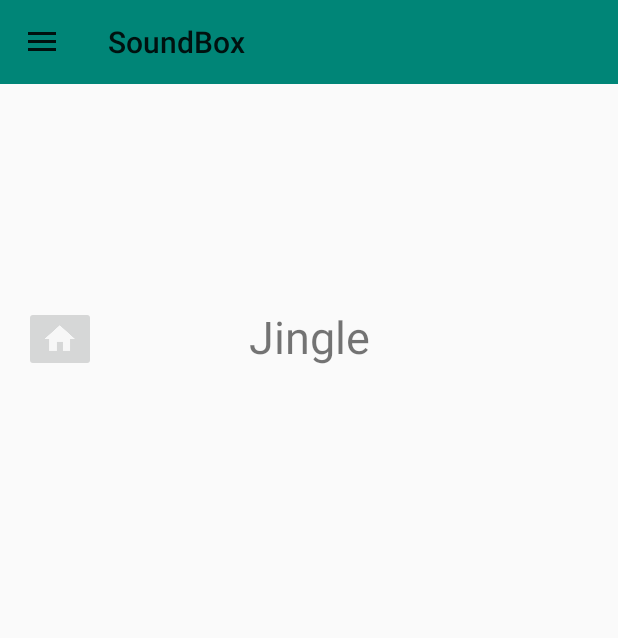
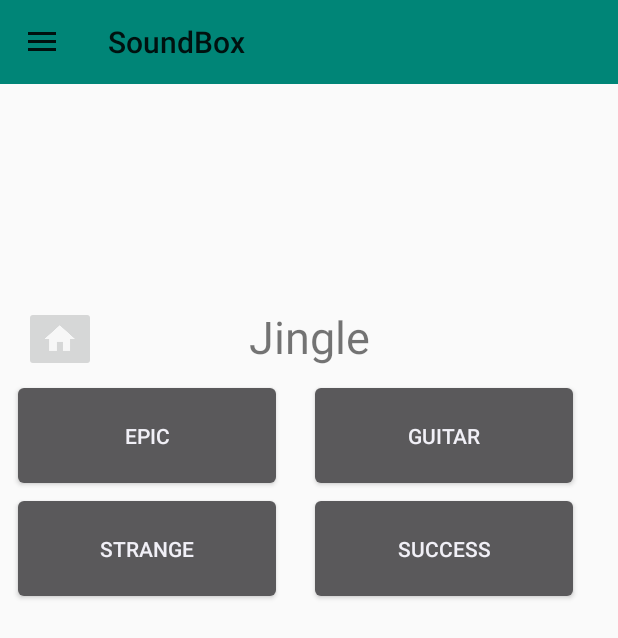
Before and after one commit to alexi-courieux/LPDAM_Android_SoundBox, an Android app: the screen it shows after launch (MainActivity), in the side drawer, after a tap on "Jingle", on a phone screen of 412 x 824 dp. Shown: the top 638 px of the screen. Run offline under Robolectric (Android 15) with nearby library versions, the phone set to English and light mode, and no system bars.

Commit message:
GridView filled with button + added new sounds + SoundAdapter

```diff
--- a/app/src/main/java/fr/iutnice/courieux/soundbox/MainActivity.kt
+++ b/app/src/main/java/fr/iutnice/courieux/soundbox/MainActivity.kt
@@ -14,6 +14,7 @@ import fr.iutnice.courieux.soundbox.fragment.FragmentCategoryJingle
 import fr.iutnice.courieux.soundbox.fragment.FragmentHome
 import fr.iutnice.courieux.soundbox.sound.Sound
 import fr.iutnice.courieux.soundbox.sound.SoundCategory
+import fr.iutnice.courieux.soundbox.sound.SoundList
 import kotlinx.android.synthetic.main.activity_main.*
 import java.lang.ClassCastException
 
@@ -26,6 +27,8 @@ class MainActivity() : AppCompatActivity() {
     companion object {
         var instance:MainActivity? = null
     }
+
+    var soundList = SoundList()
 
     //ToolBar
     val drawerToogle by lazy{
@@ -50,6 +53,14 @@ class MainActivity() : AppCompatActivity() {
         replaceFragment(FragmentHome.newInstance())
 
         Sound("cow", SoundCategory.ANIMAL, R.raw.animal_cow).play()
+        //Fill the sound list
+        soundList.add(Sound("cow", SoundCategory.ANIMAL, R.raw.animal_cow))
+        soundList.add(Sound("cat", SoundCategory.ANIMAL, R.raw.animal_cat))
+        soundList.add(Sound("dog", SoundCategory.ANIMAL, R.raw.animal_dog))
+        soundList.add(Sound("epic", SoundCategory.JINGLE, R.raw.jingle_epic))
+        soundList.add(Sound("guitar", SoundCategory.JINGLE, R.raw.jingle_guitar))
+        soundList.add(Sound("strange", SoundCategory.JINGLE, R.raw.jingle_strange))
+        soundList.add(Sound("success", SoundCategory.JINGLE, R.raw.jingle_success))
     }
 
     //ToolBar
--- /dev/null
+++ b/app/src/main/java/fr/iutnice/courieux/soundbox/adapter/SoundAdapter.kt
@@ -0,0 +1,52 @@
+package fr.iutnice.courieux.soundbox.adapter
+
+import android.content.Context
+import android.view.LayoutInflater
+import android.view.View
+import android.view.ViewGroup
+import android.widget.BaseAdapter
+import fr.iutnice.courieux.soundbox.MainActivity
+import fr.iutnice.courieux.soundbox.R
+import fr.iutnice.courieux.soundbox.sound.Sound
+import fr.iutnice.courieux.soundbox.sound.SoundList
+import kotlinx.android.synthetic.main.sound_entry.view.*
+
+//
+//class SoundAdapter(var soundList: SoundList) : BaseAdapter() {
+//    var context = MainActivity.instance
+//
+//}
+
+class SoundAdapter : BaseAdapter {
+    var soundList = ArrayList<Sound>()
+    var context: Context = MainActivity.instance!!.applicationContext
+
+    constructor(soundList: SoundList) : super() {
+        this.soundList = soundList
+    }
+
+    override fun getCount(): Int {
+        return soundList.size
+    }
+
+    override fun getItem(position: Int): Any {
+        return soundList[position]
+    }
+
+    override fun getItemId(position: Int): Long {
+        return position.toLong()
+    }
+
+    override fun getView(position: Int, convertView: View?, parent: ViewGroup?): View {
+        val sound = this.soundList[position]
+
+        var inflator = context!!.getSystemService(Context.LAYOUT_INFLATER_SERVICE) as LayoutInflater
+        var soundView = inflator.inflate(R.layout.sound_entry, null)
+        soundView.soundButton.text = sound.name
+        soundView.soundButton.setOnClickListener {
+            sound.play()
+        }
+
+        return soundView
+    }
+}
--- a/app/src/main/java/fr/iutnice/courieux/soundbox/fragment/FragmentCategoryAmbiance.kt
+++ b/app/src/main/java/fr/iutnice/courieux/soundbox/fragment/FragmentCategoryAmbiance.kt
@@ -7,6 +7,9 @@ import android.view.View
 import android.view.ViewGroup
 import fr.iutnice.courieux.soundbox.MainActivity
 import fr.iutnice.courieux.soundbox.R
+import fr.iutnice.courieux.soundbox.adapter.SoundAdapter
+import fr.iutnice.courieux.soundbox.sound.SoundCategory
+import fr.iutnice.courieux.soundbox.sound.SoundList
 import kotlinx.android.synthetic.main.fragment_category_ambiance.*
 
 class FragmentCategoryAmbiance : Fragment() {
@@ -14,12 +17,15 @@ class FragmentCategoryAmbiance : Fragment() {
         fun newInstance() = FragmentCategoryAmbiance()
     }
 
+    var soundList: SoundList = MainActivity.instance!!.soundList.getSoundsWithCategory(SoundCategory.AMBIANCE)
+
     /**This method is automatically executed when activity is fully loaded*/
     override fun onActivityCreated(savedInstanceState: Bundle?) {
         super.onActivityCreated(savedInstanceState)
         categoryAmbianceImageButtonHome.setOnClickListener {
             (activity as MainActivity).replaceFragment(FragmentHome.newInstance())
         }
+        gridViewAmbiance.adapter = SoundAdapter(soundList)
     }
 
     override fun onCreateView(inflater: LayoutInflater, container: ViewGroup?, savedInstanceState: Bundle?): View? {
--- a/app/src/main/java/fr/iutnice/courieux/soundbox/fragment/FragmentCategoryAnimal.kt
+++ b/app/src/main/java/fr/iutnice/courieux/soundbox/fragment/FragmentCategoryAnimal.kt
@@ -7,6 +7,9 @@ import android.view.View
 import android.view.ViewGroup
 import fr.iutnice.courieux.soundbox.MainActivity
 import fr.iutnice.courieux.soundbox.R
+import fr.iutnice.courieux.soundbox.adapter.SoundAdapter
+import fr.iutnice.courieux.soundbox.sound.SoundCategory
+import fr.iutnice.courieux.soundbox.sound.SoundList
 import kotlinx.android.synthetic.main.fragment_category_animal.*
 
 class FragmentCategoryAnimal : Fragment() {
@@ -14,12 +17,15 @@ class FragmentCategoryAnimal : Fragment() {
         fun newInstance() = FragmentCategoryAnimal()
     }
 
+    var soundList: SoundList = MainActivity.instance!!.soundList.getSoundsWithCategory(SoundCategory.ANIMAL)
+
     /**This method is automatically executed when activity is fully loaded*/
     override fun onActivityCreated(savedInstanceState: Bundle?) {
         super.onActivityCreated(savedInstanceState)
         categoryAnimalImageButtonHome.setOnClickListener {
             (activity as MainActivity).replaceFragment(FragmentHome.newInstance())
         }
+        gridViewAnimal.adapter = SoundAdapter(soundList)
     }
 
     override fun onCreateView(inflater: LayoutInflater, container: ViewGroup?, savedInstanceState: Bundle?): View? {
--- a/app/src/main/java/fr/iutnice/courieux/soundbox/fragment/FragmentCategoryJingle.kt
+++ b/app/src/main/java/fr/iutnice/courieux/soundbox/fragment/FragmentCategoryJingle.kt
@@ -7,6 +7,9 @@ import android.view.View
 import android.view.ViewGroup
 import fr.iutnice.courieux.soundbox.MainActivity
 import fr.iutnice.courieux.soundbox.R
+import fr.iutnice.courieux.soundbox.adapter.SoundAdapter
+import fr.iutnice.courieux.soundbox.sound.SoundCategory
+import fr.iutnice.courieux.soundbox.sound.SoundList
 import kotlinx.android.synthetic.main.fragment_category_jingle.*
 
 class FragmentCategoryJingle : Fragment() {
@@ -14,12 +17,15 @@ class FragmentCategoryJingle : Fragment() {
         fun newInstance() = FragmentCategoryJingle()
     }
 
+    var soundList: SoundList = MainActivity.instance!!.soundList.getSoundsWithCategory(SoundCategory.JINGLE)
+
     /**This method is automatically executed when activity is fully loaded*/
     override fun onActivityCreated(savedInstanceState: Bundle?) {
         super.onActivityCreated(savedInstanceState)
         categoryJingleImageButtonHome.setOnClickListener {
             (activity as MainActivity).replaceFragment(FragmentHome.newInstance())
         }
+        gridViewJingle.adapter = SoundAdapter(soundList)
     }
 
     override fun onCreateView(inflater: LayoutInflater, container: ViewGroup?, savedInstanceState: Bundle?): View? {
--- a/app/src/main/java/fr/iutnice/courieux/soundbox/fragment/FragmentHome.kt
+++ b/app/src/main/java/fr/iutnice/courieux/soundbox/fragment/FragmentHome.kt
@@ -7,7 +7,7 @@ import android.view.View
 import android.view.ViewGroup
 import fr.iutnice.courieux.soundbox.MainActivity
 import fr.iutnice.courieux.soundbox.R
-import fr.iutnice.courieux.soundbox.sound.SoundList
+import fr.iutnice.courieux.soundbox.adapter.SoundAdapter
 import kotlinx.android.synthetic.main.fragment_home.*
 
 class FragmentHome : Fragment() {
--- a/app/src/main/java/fr/iutnice/courieux/soundbox/sound/SoundButton.kt
+++ /dev/null
@@ -1,11 +0,0 @@
-package fr.iutnice.courieux.soundbox.sound
-
-import android.widget.Button
-import fr.iutnice.courieux.soundbox.MainActivity
-
-class SoundButton(val sound:Sound) : Button(MainActivity.instance) {
-    override fun setOnClickListener(l: OnClickListener?) {
-        super.setOnClickListener(l)
-        sound.play()
-    }
-}
--- a/app/src/main/java/fr/iutnice/courieux/soundbox/sound/SoundList.kt
+++ b/app/src/main/java/fr/iutnice/courieux/soundbox/sound/SoundList.kt
@@ -1,7 +1,7 @@
 package fr.iutnice.courieux.soundbox.sound
 
 class SoundList : ArrayList<Sound>() {
-    fun getSoundsWithCategory(category: SoundCategory): List<Sound> {
+    fun getSoundsWithCategory(category: SoundCategory): SoundList {
         var sounds = SoundList()
         for(sound in this){
             if(sound.category == category)
--- a/app/src/main/res/layout/fragment_category_ambiance.xml
+++ b/app/src/main/res/layout/fragment_category_ambiance.xml
@@ -21,7 +21,7 @@
                 android:layout_marginEnd="8dp" app:layout_constraintEnd_toEndOf="parent"
                 app:layout_constraintBottom_toBottomOf="parent" android:layout_marginBottom="8dp"
                 android:layout_marginTop="8dp" app:layout_constraintTop_toBottomOf="@+id/textView7"
-                android:gravity="center" android:id="@+id/gridViewAnimal"/>
+                android:gravity="center" android:id="@+id/gridViewAmbiance"/>
         <ImageButton
                 android:layout_width="wrap_content"
                 android:layout_height="wrap_content" app:srcCompat="@drawable/ic_action_home"
--- a/app/src/main/res/layout/fragment_category_jingle.xml
+++ b/app/src/main/res/layout/fragment_category_jingle.xml
@@ -21,7 +21,7 @@
                 android:layout_marginEnd="8dp" app:layout_constraintEnd_toEndOf="parent"
                 app:layout_constraintBottom_toBottomOf="parent" android:layout_marginBottom="8dp"
                 android:layout_marginTop="8dp" app:layout_constraintTop_toBottomOf="@+id/textView7"
-                android:gravity="center" android:id="@+id/gridViewAnimal"/>
+                android:gravity="center" android:id="@+id/gridViewJingle"/>
         <ImageButton
                 android:layout_width="wrap_content"
                 android:layout_height="wrap_content" app:srcCompat="@drawable/ic_action_home"
--- /dev/null
+++ b/app/src/main/res/layout/sound_entry.xml
@@ -0,0 +1,14 @@
+<?xml version="1.0" encoding="utf-8"?>
+<android.support.constraint.ConstraintLayout
+        xmlns:android="http://schemas.android.com/apk/res/android"
+        xmlns:app="http://schemas.android.com/apk/res-auto" android:layout_width="match_parent"
+        android:layout_height="match_parent">
+
+    <Button
+            android:id="@+id/soundButton"
+            android:layout_width="180dp"
+            android:layout_height="75dp"
+            app:layout_constraintTop_toTopOf="parent"
+            app:layout_constraintStart_toStartOf="parent"/>
+
+</android.support.constraint.ConstraintLayout>
```
Also changed, not shown: 6 other files.
